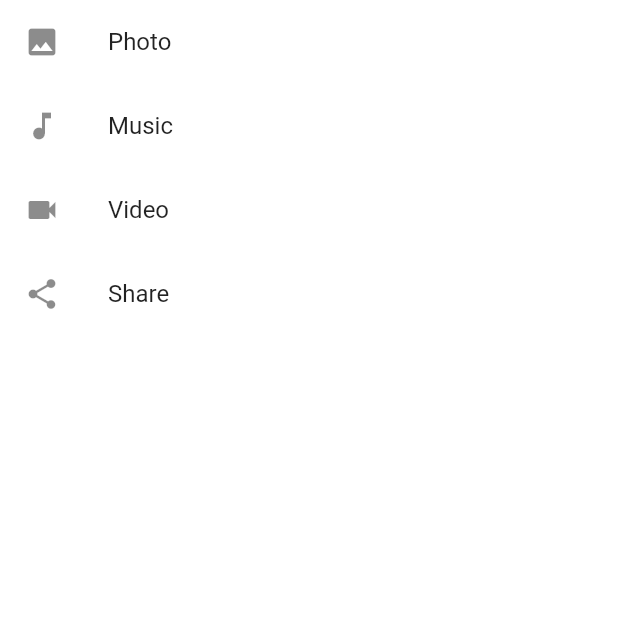
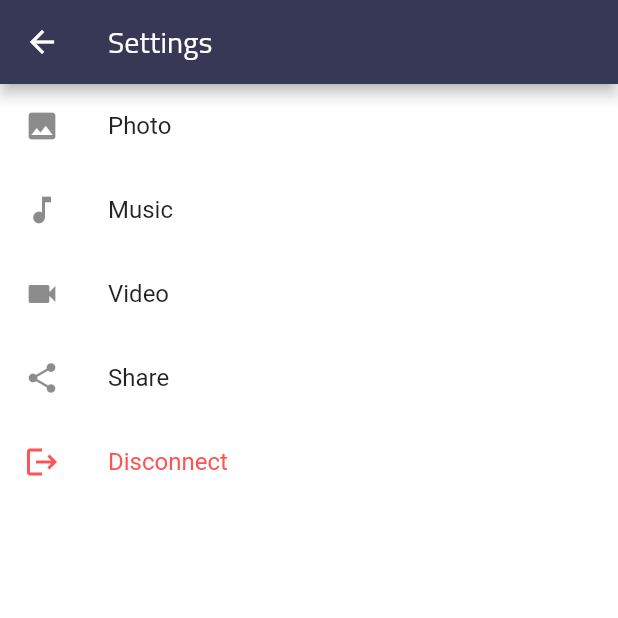
Before and after one commit to matth-ew/improove, a Flutter app: the SettingsScreen screen opened directly, on a phone screen of 412 x 824 dp, the top half of it. Run offline on Flutter 3.47's test engine with Material 2 defaults, Android fonts, the phone set to English and light mode, and no system bars; our stand-ins replace chewie, dio, expandable_text, flutter_redux, flutter_secure_storage, flutter_svg and 7 more; missing offline and left inert: flutter_facebook_auth, redux_logging; accounts and stored records are empty; network calls fail.

Commit message:
[M] Logout e Settings

```diff
--- a/lib/redux/reducers/user.dart
+++ b/lib/redux/reducers/user.dart
@@ -5,6 +5,7 @@ import 'package:improove/redux/models/models.dart';
 final userReducer = combineReducers<User>([
   TypedReducer<User, SetUser>(_setUserReducer),
   TypedReducer<User, SetFullName>(_setFullNameReducer),
+  TypedReducer<User, UserLogout>(_userLogoutReducer),
 ]);
 
 User _setUserReducer(User user, SetUser action) {
@@ -13,6 +14,10 @@ User _setUserReducer(User user, SetUser action) {
 
 User _setFullNameReducer(User user, SetFullName action) {
   return user.copyWith(name: action.name, surname: action.surname);
+}
+
+User _userLogoutReducer(User user, UserLogout action) {
+  return const User.initial();
 }
 
 
--- a/lib/screens/settings_screen.dart
+++ b/lib/screens/settings_screen.dart
@@ -1,9 +1,20 @@
 import 'package:flutter/material.dart';
+import 'package:flutter_redux/flutter_redux.dart';
+import 'package:improove/redux/actions/actions.dart';
+import 'package:improove/redux/models/models.dart';
+import 'package:redux/redux.dart';
 
 class SettingsScreen extends StatelessWidget {
   @override
   Widget build(BuildContext context) {
-    return Column(
+    return StoreConnector(
+      converter: (Store<AppState> store) => _ViewModel.fromStore(store),
+      builder: (BuildContext context, _ViewModel vm) {
+        return Scaffold(
+          appBar: AppBar(
+            title: Text("Settings"),
+          ),
+          body: Column(
             mainAxisSize: MainAxisSize.min,
             children: <Widget>[
               ListTile(
@@ -34,7 +45,37 @@ class SettingsScreen extends StatelessWidget {
                   Navigator.pop(context);
                 },
               ),
+              ListTile(
+                leading: const Icon(Icons.logout, color: Colors.redAccent),
+                title: const Text('Disconnect',
+                    style: TextStyle(color: Colors.redAccent)),
+                onTap: () {
+                  vm.logout(() => {Navigator.pop(context)});
+                },
+              ),
             ],
+          ),
+        );
+      },
     );
   }
 }
+
+class _ViewModel {
+  final User user;
+  final Function([Function? cb]) logout;
+
+  _ViewModel({
+    required this.user,
+    required this.logout,
+  });
+
+  static _ViewModel fromStore(Store<AppState> store) {
+    return _ViewModel(
+      user: store.state.user,
+      logout: ([cb]) => store.dispatch(
+        logoutThunk(cb),
+      ),
+    );
+  }
+}
```
Also changed, not shown: lib/redux/actions/user.dart (+17 -4 lines), lib/screens/authentication_screen.dart (+18 -2 lines), lib/screens/profile_screen.dart (+26 -7 lines). Lines whose indentation alone changed are shown as unchanged.
